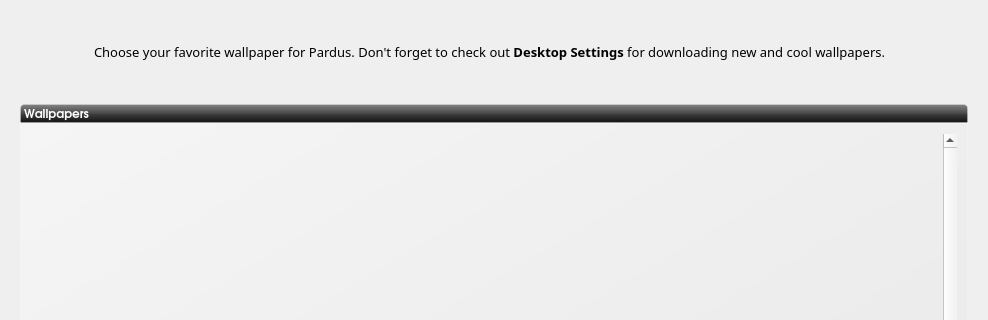
Old version of the form kaptan-5.0.5.1/ui/ui_scrWallpaper.ui in the repository circass/pisi-work; both pictures show x 0 to 988 and y 0 to 320 of the 988 by 750 pixel window.
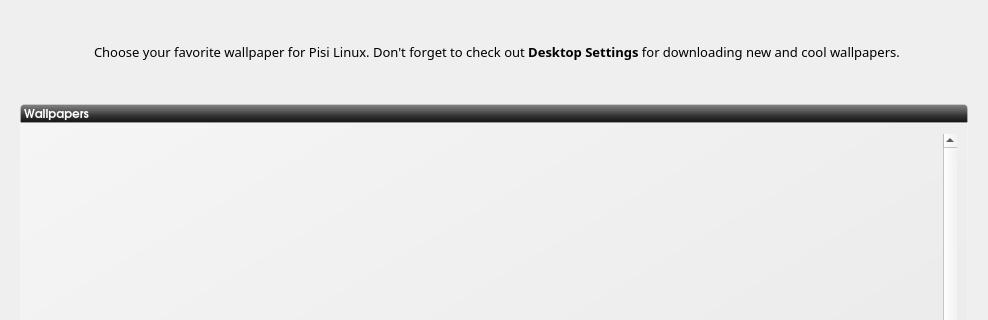
New version of the form. Icons and pictures are not drawn.

Patch:
```diff
--- a/kaptan-5.0.5.1/ui/ui_scrWallpaper.ui
+++ b/kaptan-5.0.5.1/ui/ui_scrWallpaper.ui
@@ -63,7 +63,7 @@
       <string notr="true"/>
      </property>
      <property name="text">
-      <string>Choose your favorite wallpaper for Pardus. Don't forget to check out &lt;b&gt;Desktop Settings&lt;/b&gt; for downloading new and cool wallpapers.</string>
+      <string>Choose your favorite wallpaper for Pisi Linux. Don't forget to check out &lt;b&gt;Desktop Settings&lt;/b&gt; for downloading new and cool wallpapers.</string>
      </property>
      <property name="wordWrap">
       <bool>true</bool>
```
